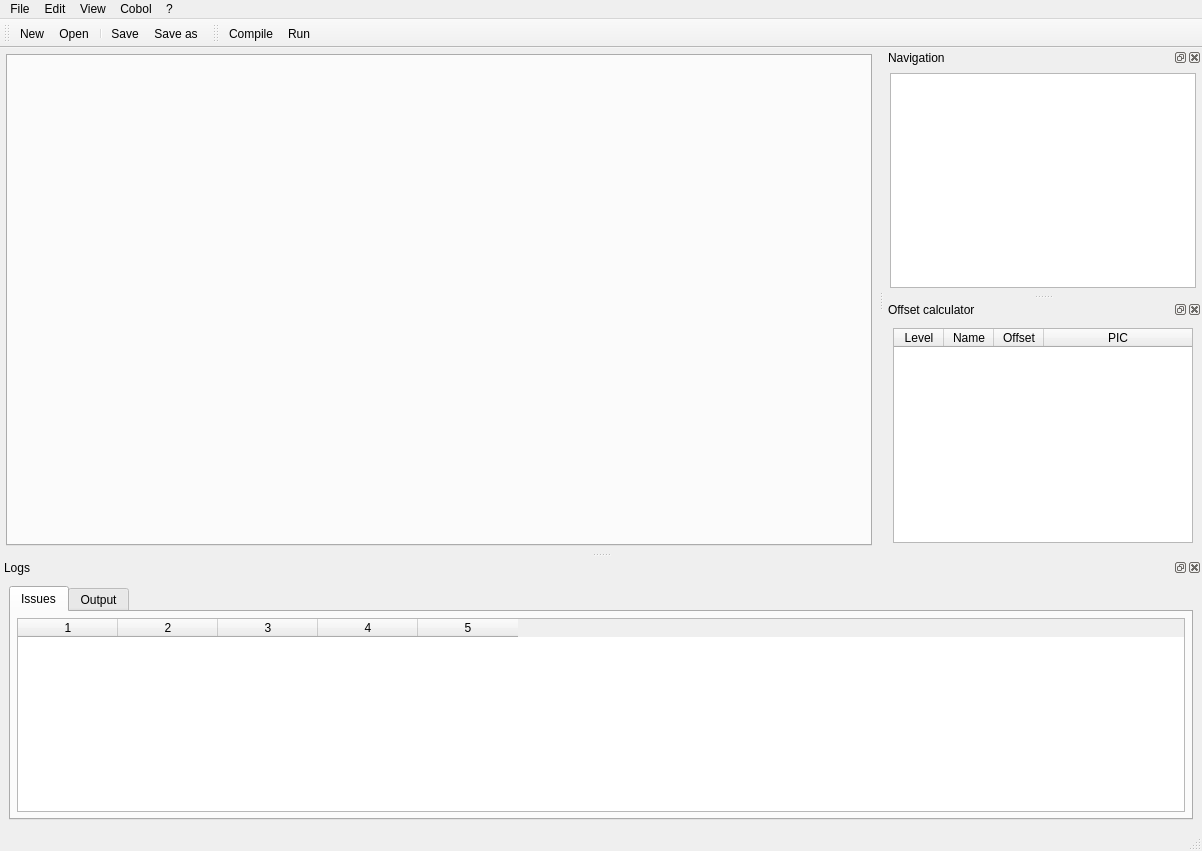
OpenCobolIDE/OpenCobolIDE, file forms/ide.ui: the form before one commit.
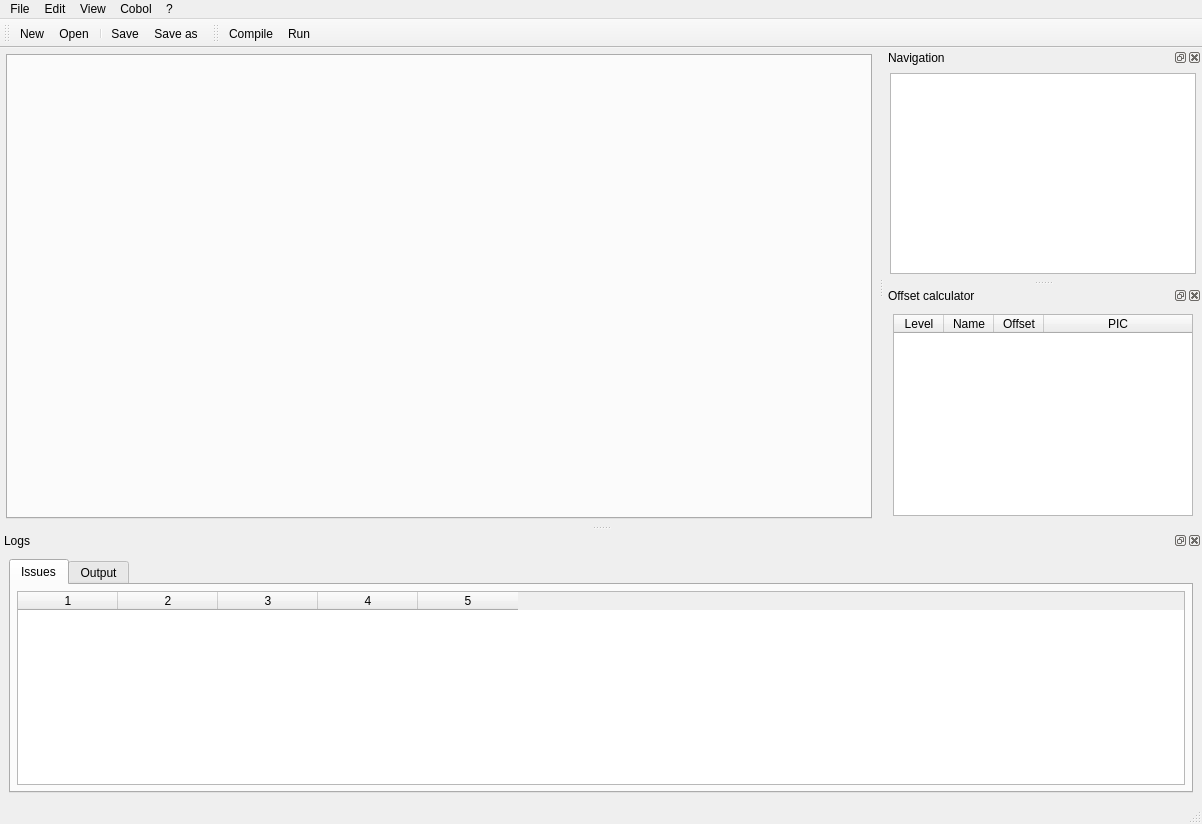
The form after the commit. Icons and pictures are not drawn. Custom widgets are drawn as their Qt base class.

Diff of the .ui file:
```diff
--- a/forms/ide.ui
+++ b/forms/ide.ui
@@ -7,7 +7,7 @@
     <x>0</x>
     <y>0</y>
     <width>1202</width>
-    <height>851</height>
+    <height>824</height>
    </rect>
   </property>
   <property name="minimumSize">
```
Left out of the diff: 44 changed lines with no effect on the pictures.
